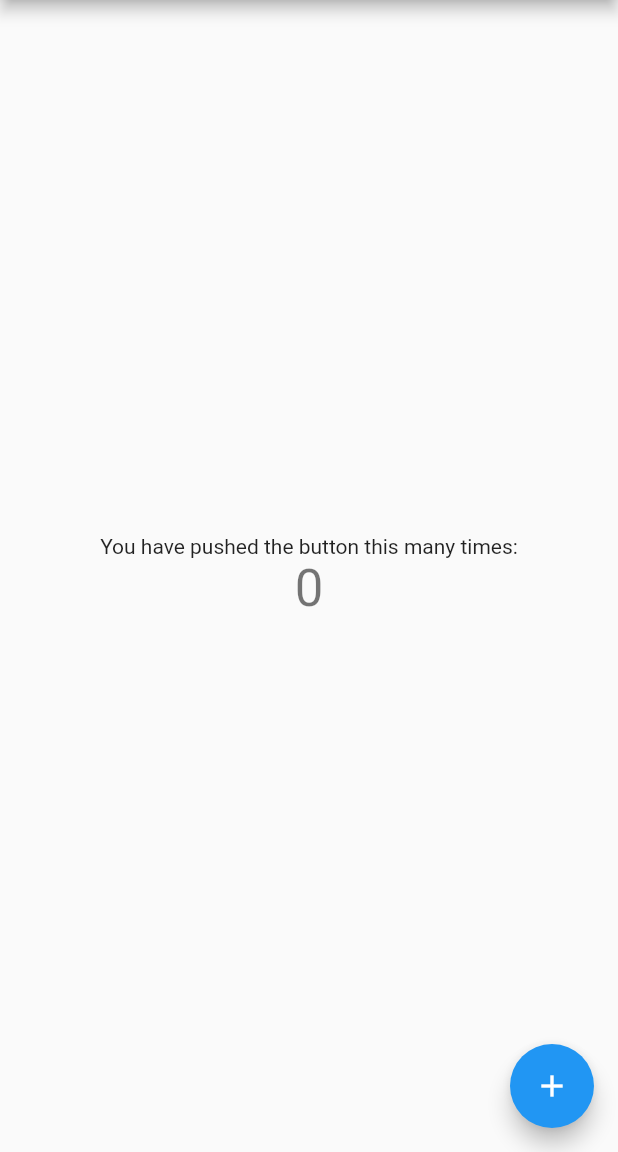
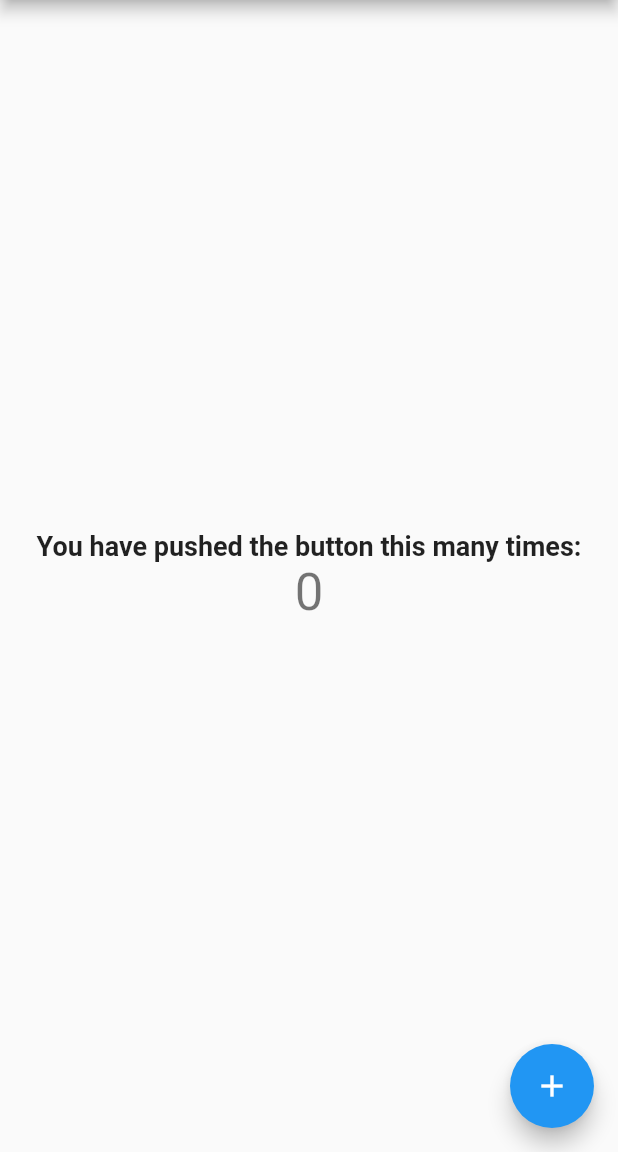
Before and after one commit to KamikazeZirou/mono-repo, a Flutter app: the screen it shows after launch, on a phone screen of 412 x 824 dp, the part 84-1236 px from its top. Run offline on Flutter 3.47's test engine with Material 2 defaults, Android fonts, the phone set to English and light mode, and no system bars.

Commit message:
make flutter-app dependent on flutter-module

```diff
--- a/flutter/apps/helloworld/lib/main.dart
+++ b/flutter/apps/helloworld/lib/main.dart
@@ -1,4 +1,5 @@
 import 'package:flutter/material.dart';
+import 'package:lib1/lib1.dart';
 
 void main() {
   runApp(const MyApp());
@@ -95,9 +96,7 @@ class _MyHomePageState extends State<MyHomePage> {
           // horizontal).
           mainAxisAlignment: MainAxisAlignment.center,
           children: <Widget>[
-            const Text(
-              'You have pushed the button this many times:',
-            ),
+            const StaticText(),
             Text(
               '$_counter',
               style: Theme.of(context).textTheme.headline4,
--- a/flutter/apps/helloworld/pubspec.yaml
+++ b/flutter/apps/helloworld/pubspec.yaml
@@ -34,6 +34,9 @@ dependencies:
   # The following adds the Cupertino Icons font to your application.
   # Use with the CupertinoIcons class for iOS style icons.
   cupertino_icons: ^1.0.2
+
+  lib1:
+    path: ../../libs/lib1
 
 dev_dependencies:
   flutter_test:
--- /dev/null
+++ b/flutter/libs/lib1/lib/lib1.dart
@@ -0,0 +1,16 @@
+import 'package:flutter/material.dart';
+
+class StaticText extends StatelessWidget {
+  const StaticText({Key? key}) : super(key: key);
+
+  @override
+  Widget build(BuildContext context) {
+    return const Text(
+      'You have pushed the button this many times:',
+      style: TextStyle(
+        fontSize: 18,
+        fontWeight: FontWeight.bold,
+      ),
+    );
+  }
+}
```
Also changed, not shown: flutter/apps/helloworld/pubspec.lock.
